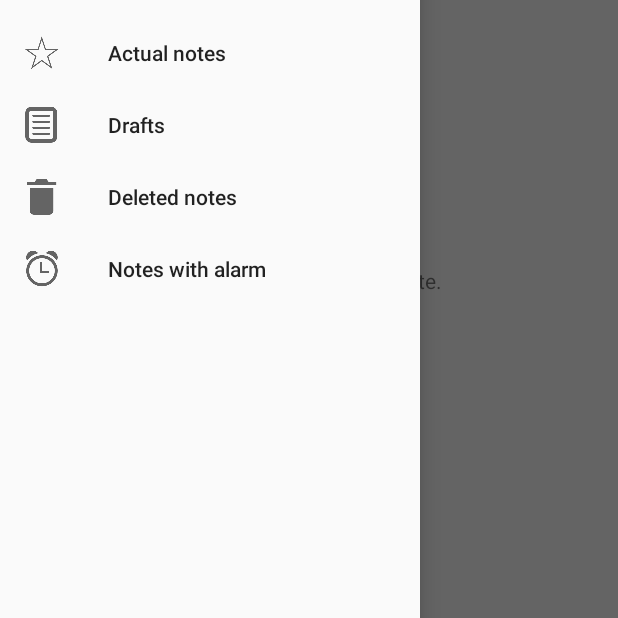
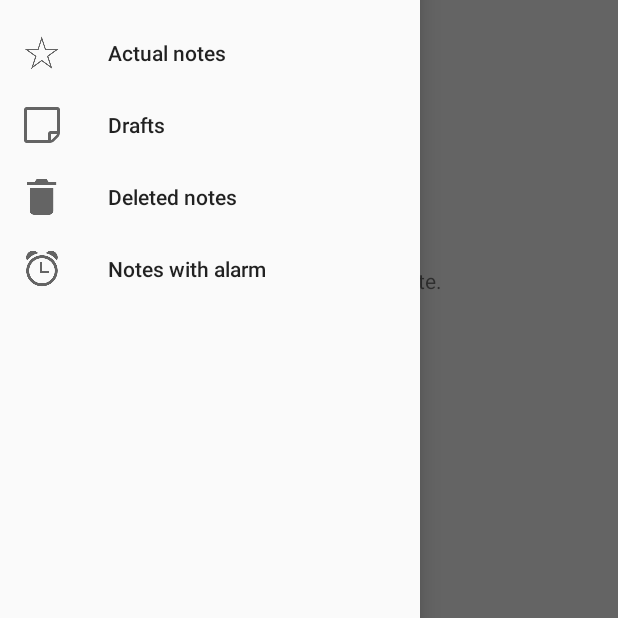
Before and after one commit to PelipetsOlga/AnyNotes, an Android app: the screen it shows after launch (MainActivity), with the side drawer open, on a phone screen of 412 x 824 dp, the part 379-997 px from its top. Run offline under Robolectric (Android 15) with nearby library versions, the phone set to English and light mode, and no system bars; our stand-ins replace AdMob; 1 statement that could not run was skipped.

Commit message:
add sync mipmaps

```diff
--- a/app/src/main/res/menu/activity_main_drawer.xml
+++ b/app/src/main/res/menu/activity_main_drawer.xml
@@ -17,7 +17,7 @@
 
         <item
             android:id="@+id/drafts"
-            android:icon="@mipmap/draft"
+            android:icon="@mipmap/fa_sticky_note_o_0_f33976_none"
             android:title="@string/menu_drafts" />
         <item
             android:id="@+id/deleted"
```
Also changed, not shown: app/src/main/res/mipmap-hdpi/fa_sticky_note_o_0_f33976_none.png (added), app/src/main/res/mipmap-mdpi/fa_sticky_note_o_0_f33976_none.png (added), app/src/main/res/mipmap-xhdpi/fa_sticky_note_o_0_f33976_none.png (added), app/src/main/res/mipmap-xxhdpi/fa_sticky_note_o_0_f33976_none.png (added), app/src/main/res/mipmap-xxxhdpi/fa_sticky_note_o_0_f33976_none.png (added).
